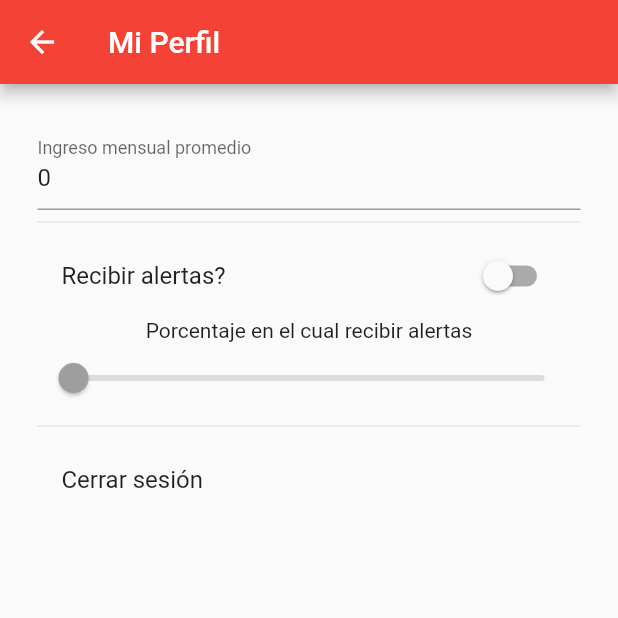
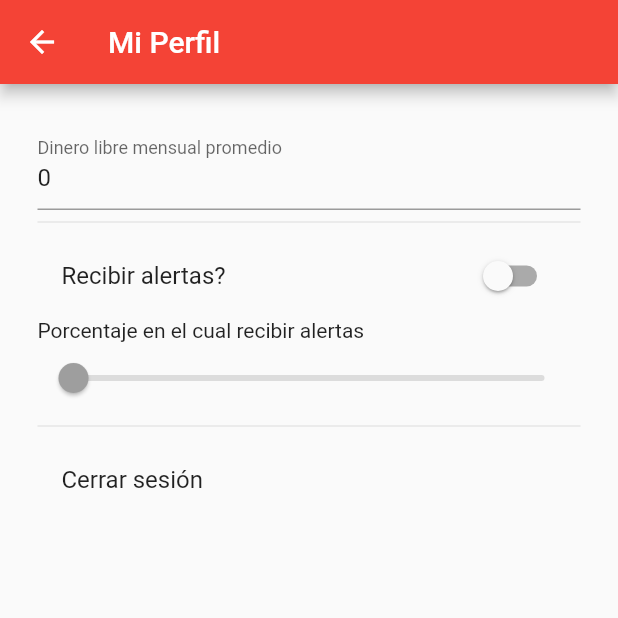
Before and after one commit to Saraujoc92/angelhack2019, a Flutter app: the Profile screen opened directly, on a phone screen of 412 x 824 dp, the top half of it. Run offline on Flutter 3.47's test engine with Material 2 defaults, Android fonts, the phone set to English and light mode, and no system bars; our stand-ins replace badges, charts_flutter, cloud_firestore, firebase_auth, firebase_messaging, flutter_animation_progress_bar and 1 more; accounts and stored records are empty.

Commit message:
visual fixes

```diff
--- a/financial_advisor/lib/screens/profile/profile.dart
+++ b/financial_advisor/lib/screens/profile/profile.dart
@@ -1,3 +1,4 @@
+import 'package:financial_advisor/services/push.dart';
 import 'package:financial_advisor/widgets/profile_config.dart';
 import 'package:flutter/material.dart';
 
@@ -8,6 +9,12 @@ class Profile extends StatefulWidget {
 }
 
 class _ProfileState extends State<Profile> {
+
+  @override
+  void initState() {
+    PushService().printToken();
+    super.initState();
+  }
   @override
   Widget build(BuildContext context) {
     return Scaffold(
--- a/financial_advisor/lib/services/push.dart
+++ b/financial_advisor/lib/services/push.dart
@@ -4,6 +4,10 @@ class PushService {
   final FirebaseMessaging _firebaseMessaging = FirebaseMessaging();
   init() {
     _firebaseMessaging.requestNotificationPermissions();
+    printToken();
+  }
+
+  printToken(){
     _firebaseMessaging.getToken().then((token) {
       print('----------------');
       print(token);
--- a/financial_advisor/lib/widgets/profile_config.dart
+++ b/financial_advisor/lib/widgets/profile_config.dart
@@ -82,7 +82,8 @@ class _ProfileConfigState extends State<ProfileConfig> {
         TextFormField(
           controller: _controller,
           focusNode: _textFocus,
-          decoration: InputDecoration(labelText: 'Ingreso mensual promedio'),
+          decoration:
+              InputDecoration(labelText: 'Dinero libre mensual promedio'),
           keyboardType: TextInputType.number,
         ),
         Divider(),
@@ -91,7 +92,10 @@ class _ProfileConfigState extends State<ProfileConfig> {
           value: this.alerts,
           onChanged: alertConfigChange,
         ),
-        Text('Porcentaje en el cual recibir alertas'),
+        Align(
+          alignment: Alignment.centerLeft,
+          child: Text('Porcentaje en el cual recibir alertas'),
+        ),
         Slider(
           value: this.percent,
           onChanged: this.alerts ? alertPercentChange : null,
```
Also changed, not shown: financial_advisor/lib/screens/forecast/forecast.dart (+20 -0 lines), financial_advisor/lib/screens/home/home.dart (+24 -6 lines), financial_advisor/lib/widgets/add_expense.dart (+6 -2 lines), financial_advisor/lib/widgets/expense_graph.dart (+39 -8 lines), financial_advisor/lib/widgets/profile.dart (+14 -2 lines).
